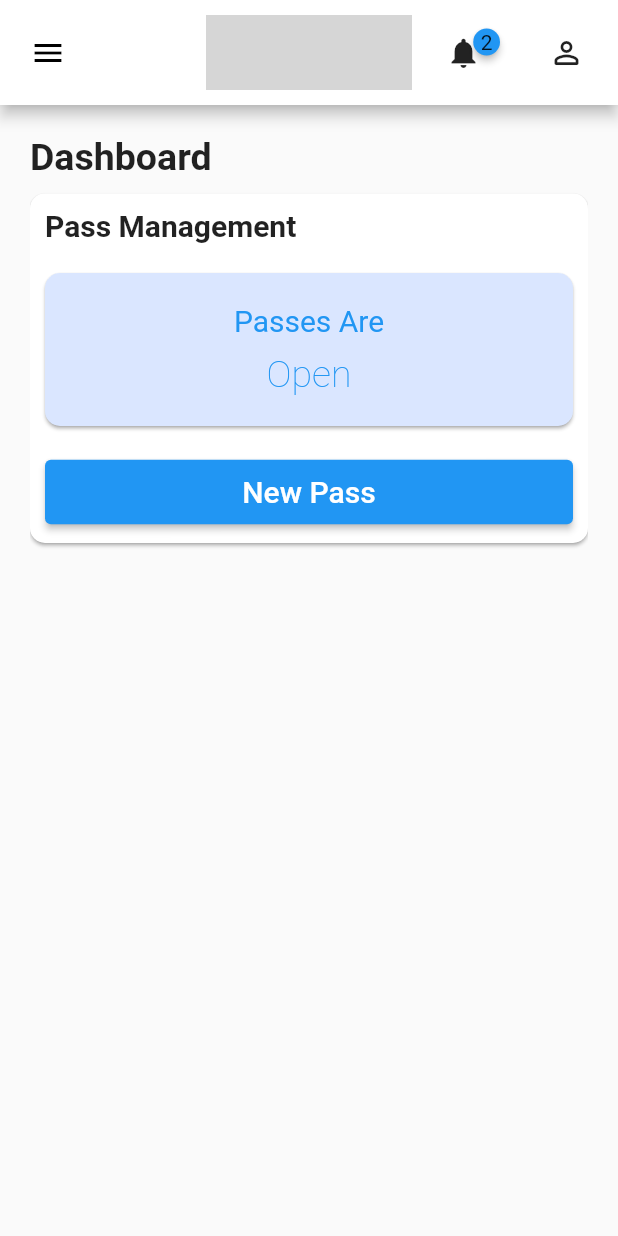
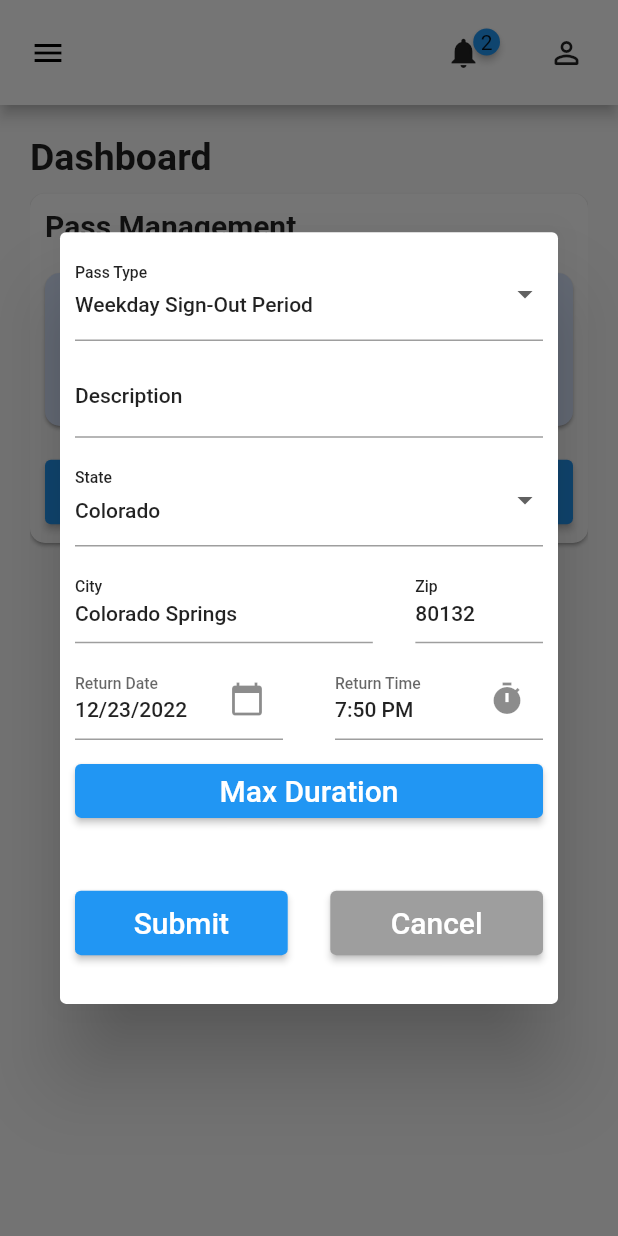
Before and after one commit to USAFA-HAVOC/FalconNet, a Flutter app: the screen it shows after launch, after a tap on "New Pass", on a phone screen of 412 x 824 dp. Run offline on Flutter 3.47's test engine with Material 2 defaults, Android fonts, the phone set to English and light mode, and no system bars; drawn by our look-alikes of badges; our stand-ins replace flutter_redux, go_router, popover, redux; missing offline and left inert: dart:html, dart:js_util; grey boxes are pictures that could not be loaded.

Commit message:
PassForm and the lessons we learned along the way

```diff
--- a/lib/Model/GlobalState.dart
+++ b/lib/Model/GlobalState.dart
@@ -1,13 +1,14 @@
 import 'dart:js_util';
 
 import 'package:falcon_net/Model/UserSettings.dart';
+import 'package:flutter/foundation.dart';
 
 import 'Cadet.dart';
 import 'Pass.dart';
 import 'UserNotification.dart';
 
 abstract class StateObject {
-  StateObject modified(String key, dynamic value);
+  StateObject modified(Enum key, dynamic value);
 }
 
 class GlobalState implements StateObject {
@@ -19,24 +20,28 @@ class GlobalState implements StateObject {
   const GlobalState({required this.cadet, required this.history, required this.notifications, required this.settings});
 
   @override
-  GlobalState modified(String key, value) {
+  GlobalState modified(Enum k, value) {
+    GlobalStateProperty key = k as GlobalStateProperty;
     switch (key) {
-      case "cadet": {
+      case GlobalStateProperty.cadet: {
         return GlobalState(cadet: value, history: history, notifications: notifications, settings: settings);
       }
-      case "history": {
+      case GlobalStateProperty.history: {
         return GlobalState(cadet: cadet, history: value, notifications: notifications, settings: settings);
       }
-      case "notifications": {
+      case GlobalStateProperty.notifications: {
         return GlobalState(cadet: cadet, history: history, notifications: value, settings: settings);
       }
-      case "settings": {
+      case GlobalStateProperty.settings: {
         return GlobalState(cadet: cadet, history: history, notifications: notifications, settings: value);
-      }
-      default: {
-        assert(false, "Does not contain key");
-        return GlobalState(cadet: cadet, history: history, notifications: notifications, settings: settings);
       }
     }
   }
 }
+
+enum GlobalStateProperty {
+  cadet,
+  history,
+  notifications,
+  settings
+}
--- a/lib/Model/Pass.dart
+++ b/lib/Model/Pass.dart
@@ -26,39 +26,48 @@ class Pass implements StateObject {
   });
 
   @override
-  Pass modified(String key, dynamic value) {
+  Pass modified(Enum k, dynamic value) {
+    PassProperty key = k as PassProperty;
     switch (key) {
-      case "start": {
+      case PassProperty.start: {
         return Pass(start: value, end: end, type: type, id: id, description: description, sca: sca, city: city, state: state, zip: zip);
       }
-      case "end": {
+      case PassProperty.end: {
         return Pass(start: start, end: value, type: type, id: id, description: description, sca: sca, city: city, state: state, zip: zip);
       }
-      case "type": {
+      case PassProperty.type: {
         return Pass(start: start, end: end, type: value, id: id, description: description, sca: sca, city: city, state: state, zip: zip);
       }
-      case "id": {
+      case PassProperty.id: {
         return Pass(start: start, end: end, type: type, id: value, description: description, sca: sca, city: city, state: state, zip: zip);
       }
-      case "description": {
+      case PassProperty.description: {
         return Pass(start: start, end: end, type: type, id: id, description: value, sca: sca, city: city, state: state, zip: zip);
       }
-      case "sca": {
+      case PassProperty.sca: {
         return Pass(start: start, end: end, type: type, id: id, description: description, sca: value, city: city, state: state, zip: zip);
       }
-      case "city": {
+      case PassProperty.city: {
         return Pass(start: start, end: end, type: type, id: id, description: description, sca: sca, city: value, state: state, zip: zip);
       }
-      case "state": {
+      case PassProperty.state: {
         return Pass(start: start, end: end, type: type, id: id, description: description, sca: sca, city: city, state: value, zip: zip);
       }
-      case "zip": {
+      case PassProperty.zip: {
         return Pass(start: start, end: end, type: type, id: id, description: description, sca: sca, city: city, state: state, zip: value);
-      }
-      default: {
-        assert(false, "No such property");
-        return Pass();
       }
     }
   }
 }
+
+enum PassProperty {
+  start,
+  end,
+  type,
+  id,
+  description,
+  sca,
+  city,
+  state,
+  zip
+}
--- a/lib/Model/Reducer.dart
+++ b/lib/Model/Reducer.dart
@@ -10,20 +10,29 @@ import 'UserNotification.dart';
 GlobalState reducer(GlobalState state, dynamic act) {
   StateAction action = act as StateAction;
   switch (action.type) {
+
     case ActionType.editInfo: {
-      return state.modified("cadet", state.cadet.modified(action.subject! as String, action.value!));
+      //Database api call
+      return state.modified(GlobalStateProperty.cadet, state.cadet.modified(action.subject!, action.value!));
     }
+
     case ActionType.dismiss: {
+      //Local persistent storage api call
       List<UserNotification> mutated = state.notifications;
-      mutated.remove(action.subject as UserNotification);
-      return state.modified("notifications", mutated);
+      mutated.remove(action.value as UserNotification);
+      return state.modified(GlobalStateProperty.notifications, mutated);
     }
+
     case ActionType.dismissAll: {
-      return state.modified("notifications", <UserNotification>[]);
+      //Local persistent storage api call
+      return state.modified(GlobalStateProperty.notifications, <UserNotification>[]);
     }
+
     case ActionType.editSetting: {
-      return state.modified("settings", state.settings.modified(action.subject as String, action.value));
+      //Local persistent storage api call
+      return state.modified(GlobalStateProperty.settings, state.settings.modified(action.subject!, action.value));
     }
+
     default: {
       return GlobalState(
           cadet: Cadet(name: "Rylie Anderson"),
@@ -39,5 +48,4 @@ GlobalState reducer(GlobalState state, dynamic act) {
       );
     }
   }
-
 }
--- a/lib/Model/StateAction.dart
+++ b/lib/Model/StateAction.dart
@@ -2,7 +2,7 @@ import 'package:falcon_net/Model/UserNotification.dart';
 
 class StateAction {
   final ActionType? type;
-  final dynamic subject;
+  final Enum? subject;
   final dynamic value;
 
   const StateAction.editInfo(this.subject, this.value) : type = ActionType.editInfo;
@@ -14,12 +14,12 @@ class StateAction {
 
   const StateAction.dismiss({required UserNotification notification}) :
         type = ActionType.dismiss,
-        subject = notification,
-        value = null;
+        subject = null,
+        value = notification;
 
-  const StateAction.setSetting({required String id, required this.value}) :
+  const StateAction.setSetting({required Enum property, required this.value}) :
         type = ActionType.editSetting,
-        subject = id;
+        subject = property;
 
 }
 
--- a/lib/Pages/Home.dart
+++ b/lib/Pages/Home.dart
@@ -1,4 +1,5 @@
 import 'package:falcon_net/Model/GlobalState.dart';
+import 'package:falcon_net/Shared/PassForm.dart';
 import 'package:flutter/cupertino.dart';
 import 'package:flutter/material.dart';
 import 'package:flutter_redux/flutter_redux.dart';
@@ -53,8 +54,14 @@ class Home extends StatelessWidget {
                 ))],
               ),
               ElevatedButton(
-                onPressed: () => {
-                  print("Open New Pass Dialog")
+                onPressed: () {
+                  print("Open New Pass Dialog");
+                  showDialog(context: context, builder: (context) => Dialog(
+                    child: Padding(
+                      padding: EdgeInsets.all(10),
+                      child: PassForm(),
+                    ),
+                  ));
                 },
                 child: const Padding(
                   padding: EdgeInsets.symmetric(vertical: 10),
@@ -63,7 +70,7 @@ class Home extends StatelessWidget {
               )
             ],
           ),
-        )
+        ),
 
       ],
     );
--- a/lib/Pages/Profile/PassHistory.dart
+++ b/lib/Pages/Profile/PassHistory.dart
@@ -13,6 +13,8 @@ class PassHistory extends StatelessWidget {
     return StoreBuilder<GlobalState>(
         builder: (context, store) {
           return ListView(
+            primary: false,
+            shrinkWrap: true,
             children: store.state.history.map((pass) => PassRecord(pass: pass)).toList(),
           );
         }
--- /dev/null
+++ b/lib/Shared/DateFormField.dart
@@ -0,0 +1,44 @@
+import 'package:falcon_net/Shared/TemporalFormatting.dart';
+import 'package:flutter/material.dart';
+
+class DateFormField extends StatefulWidget {
+  final TextEditingController dateInput;
+  final String? Function(String?)? validator;
+  const DateFormField({super.key, required TextEditingController controller, this.validator}) : dateInput = controller;
+
+  @override
+  State<DateFormField> createState() => DateFormFieldState();
+}
+
+class DateFormFieldState extends State<DateFormField> {
+
+  @override
+  Widget build(BuildContext context) {
+    return TextFormField(
+      validator: widget.validator,
+      controller: widget.dateInput,
+      style: Theme.of(context).textTheme.bodyLarge,
+      decoration: const InputDecoration(
+          suffixIcon: Icon(Icons.calendar_today),
+          labelText: "Return Date"
+      ),
+      readOnly: true,
+      onTap: () async {
+        DateTime? pickedDate = await showDatePicker(
+          context: context,
+          initialDate: parseDate(widget.dateInput.text),
+          firstDate: DateTime.now(),
+          lastDate: DateTime(2100),
+        );
+
+        if (pickedDate != null) {
+          DateTime local = pickedDate.toLocal();
+          String formattedDate = describeDate(local);
+          setState(() {
+            widget.dateInput.text = formattedDate;
+          });
+        }
+      },
+    );
+  }
+}
--- /dev/null
+++ b/lib/Shared/PassForm.dart
@@ -0,0 +1,344 @@
+import 'dart:core';
+
+import 'package:falcon_net/Model/Pass.dart';
+import 'package:falcon_net/Shared/DateFormField.dart';
+import 'package:falcon_net/Shared/TemporalFormatting.dart';
+import 'package:falcon_net/Shared/TimeFormField.dart';
+import 'package:flutter/material.dart';
+import 'package:flutter_redux/flutter_redux.dart';
+
+import '../Model/GlobalState.dart';
+
+class PassForm extends StatefulWidget {
+  const PassForm({super.key});
+
+  @override
+  State<PassForm> createState() => PassFormState();
+}
+
+class PassFormState extends State<PassForm> with SingleTickerProviderStateMixin {
+  final key = GlobalKey<FormState>();
+  final dateController = TextEditingController(text: describeDate(DateTime.now()));
+  final timeController = TextEditingController(text: describeTime(TimeOfDay(hour: 19, minute: 50)));
+  late String type;
+  final scaController = TextEditingController();
+  final descriptionController = TextEditingController();
+  final state = "Colorado";
+  final cityController = TextEditingController(text: "Colorado Springs");
+  final zipController = TextEditingController(text: "80132");
+
+  late final AnimationController animationController = AnimationController(
+    duration: const Duration(milliseconds: 500),
+    vsync: this,
+  );
+
+  late final Animation<double> animation = CurvedAnimation(
+    parent: animationController,
+    curve: Curves.fastOutSlowIn,
+  );
+
+  @override
+  void initState() {
+    super.initState();
+    type = DateTime.now().weekday < 6 ? "weekday" : "weekend";
+  }
+
+  @override
+  void dispose() {
+    animationController.dispose();
+    super.dispose();
+  }
+
+  void maximizePass() {
+
+    //Implement a model call to determine latest possible time
+    var last = DateTime.now().toLocal();
+
+    setState(() {
+      dateController.text = describeDate(last);
+      timeController.text = describeTime(TimeOfDay(hour: last.hour, minute: last.minute));
+    });
+  }
+
+  void submitPass() {
+    var endDate = parseDate(dateController.text);
+    var endTime = parseTime(timeController.text);
+    Pass pass = Pass(
+      start: DateTime.now(),
+      end: DateTime(endDate.year, endDate.month, endDate.day, endTime.hour, endTime.minute,),
+      type: type,
+      description: descriptionController.text,
+      sca: scaController.text == "" ? null : scaController.text,
+      city: cityController.text,
+      state: state,
+      zip: zipController.text,
+    );
+
+    //Submit that to api and return result
+  }
+
+  List<DropdownMenuItem<String>> buildTypeOptions() {
+    Map<String, String> options = <String, String>{
+      "Discretionary" : "discretionary",
+      "SCA" : "sca",
+      "Weekday Sign-Out Period" : "weekday",
+      "Weekend Sign-Out Period" : "weekend",
+      "eSSS" : "esss",
+    };
+
+    return options.map((key, value) => MapEntry(key, DropdownMenuItem<String>(
+        value: value,
+        child: Text(
+            key,
+            style: Theme.of(context).textTheme.bodyLarge
+        )
+    ))).values.toList();
+  }
+
+  List<DropdownMenuItem<String>> buildStateOptions() {
+    List<String> options = <String>[
+      "Colorado",
+      "Iowa",
+      "Minnesota",
+    ];
+    return options.map((key) => DropdownMenuItem<String>(
+            value: key,
+            child: Text(
+                key,
+                style: Theme.of(context).textTheme.bodyLarge
+            )
+        )
+    ).toList();
+  }
+
+  @override
+  Widget build(BuildContext context) {
+    return StoreBuilder<GlobalState>(
+        builder: (context, store) => Form(
+            key: key,
+            child: ListView(
+              primary: false,
+              shrinkWrap: true,
+              children: [
+                Column(
+                  mainAxisSize: MainAxisSize.min,
+                  crossAxisAlignment: CrossAxisAlignment.stretch,
+                  children: [
+                    DropdownButtonFormField(
+                      value: type,
+                      decoration: InputDecoration(
+                          labelStyle: Theme.of(context).textTheme.bodyLarge,
+                          labelText: "Pass Type"
+                      ),
+                      onChanged: (value) {
+                        if (value == "sca") {
+                          animationController.animateTo(1.0);
+                        }
+                        else {
+                          animationController.animateTo(0.0);
+                          scaController.text = "";
+                        }
+                        type = value!;
+                      },
+                      items: buildTypeOptions(),
+                    ),
+                    SizedBox(height: 10,),
+                    SizeTransition(
+                      sizeFactor: animation,
+                      child: Column(
+                        mainAxisSize: MainAxisSize.min,
+                        crossAxisAlignment: CrossAxisAlignment.stretch,
+                        children: [
+                          TextFormField(
+                            controller: scaController,
+                            decoration: InputDecoration(
+                                labelStyle: Theme.of(context).textTheme.bodyLarge,
+                                labelText: "SCA Number"
+                            ),
+                            style: Theme.of(context).textTheme.bodyLarge,
+                            validator: (content) {
+                              if (type == "sca") {
+                                if (content != null) {
+                                  if (content.isNotEmpty) {
+                                    return null;
+                                  }
+                                }
+                                return "Please enter an SCA number";
+                              }
+                            },
+                          ),
+                          SizedBox(height: 10,),
+                        ],
+                      ),
+                    ),
+                    TextFormField(
+                      controller: descriptionController,
+                      decoration: InputDecoration(
+                          labelStyle: Theme.of(context).textTheme.bodyLarge,
+                          labelText: "Description"
+                      ),
+                      style: Theme.of(context).textTheme.bodyLarge,
+                      validator: (content) {
+                        if (content != null) {
+                          if (content.characters.isNotEmpty) {
+                            return null;
+                          }
+                        }
+                        return "Please enter a description";
+                      },
+                    ),
+                    SizedBox(height: 10,),
+                    DropdownButtonFormField(
+                      value: state,
+                      decoration: InputDecoration(
+                          labelStyle: Theme.of(context).textTheme.bodyLarge,
+                          labelText: "State"
+                      ),
+                      onChanged: (value) {
+                        print("selected ${value}");
+                      },
+                      items: buildStateOptions(),
+                    ),
+                    SizedBox(height: 10,),
+                    Row(
+                      children: [
+                        Expanded(
+                          flex: 7,
+                          child: TextFormField(
+                            controller: cityController,
+                            decoration: InputDecoration(
+                                labelStyle: Theme.of(context).textTheme.bodyLarge,
+                                labelText: "City"
+                            ),
+                            style: Theme.of(context).textTheme.bodyLarge,
+                            validator: (content) {
+                              if (content != null) {
+                                if (content.isNotEmpty) {
+                                  return null;
+                                }
+                              }
+                              return "Please enter a city";
+                            },
+                          ),
+                        ),
+                        Spacer(flex: 1),
+                        Expanded(
+                          flex: 3,
+                          child: TextFormField(
+                            controller: zipController,
+                            decoration: InputDecoration(
+                                labelStyle: Theme.of(context).textTheme.bodyLarge,
+                                labelText: "Zip"
+                            ),
+                            style: Theme.of(context).textTheme.bodyLarge,
+                            validator: (content) {
+                              if (content != null) {
+                                if (content.isNotEmpty) {
+                                  return null;
+                                }
+                              }
+                              return "Please enter a zip code";
+                            },
+                          ),
+                        ),
+                      ],
+                    ),
+                    SizedBox(height: 10,),
+                    Row(
+                      children: [
+                        Expanded(
+                          flex: 4,
+                          child: DateFormField(
+                            controller: dateController,
+                            validator: (content) {
+                              if (content != null) {
+                                if (content.isNotEmpty) {
+                                  return null;
+                                }
+                              }
+                              return "Please enter a date";
+                            },
+                          ),
+                        ),
+                        Spacer(flex: 1),
+                        Expanded(
+                          flex: 4,
+                          child: TimeFormField(
+                            controller: timeController,
+                            validator: (content) {
+                              if (content != null) {
+                                if (content.isNotEmpty) {
+                                  TimeOfDay time = parseTime(timeController.text);
+                                  DateTime date = parseDate(dateController.text);
+                                  DateTime givenDate = DateTime(date.year, date.month, date.day, time.hour, time.minute);
+                                  DateTime present = DateTime.now();
+                                  if (givenDate.compareTo(present) < 1) {
+                                    return "Return time in past";
+                                  }
+                                  return null;
+                                }
+                              }
+                              return "Please enter a time";
+                            },
+                          ),
+                        )
+                      ],
+                    ),
+                    SizedBox(height: 10,),
+                    ElevatedButton(
+                      onPressed: () {
+                        maximizePass();
+                      },
+                      child: Padding(
+                        padding: EdgeInsets.symmetric(vertical: 5),
+                        child: const Text('Max Duration'),
+                      ),
+                    ),
+                    SizedBox(height: 20,),
+                    Row(
+                      mainAxisAlignment: MainAxisAlignment.spaceEvenly,
+                      children: [
+                        Expanded(
+                            flex: 5,
+                            child: Padding(
+                              padding: EdgeInsets.symmetric(vertical: 20),
+                              child: ElevatedButton(
+                                onPressed: () {
+                                  if (key.currentState!.validate()) {
+                                    Navigator.of(context).pop();
+                                    submitPass();
+                                  }
+                                },
+                                child: Padding(
+                                  padding: EdgeInsets.symmetric(vertical: 10),
+                                  child: const Text('Submit'),
+                                ),
+                              ),
+                            )
+                        ),
+                        Spacer(flex: 1),
+                        Expanded(
+                          flex: 5,
+                          child: ElevatedButton(
+                            style: ButtonStyle(
+                              backgroundColor: MaterialStateColor.resolveWith((states) => Colors.grey),
+                            ),
+                            onPressed: () {
+                              Navigator.of(context).pop();
+                            },
+                            child: Padding(
+                              padding: EdgeInsets.symmetric(vertical: 10),
+                              child: const Text('Cancel'),
+                            ),
+                          ),
+                        ),
+                      ],
+                    ),
+                  ],
+                ),
+              ],
+            )
+        )
+    );
+  }
+}
--- /dev/null
+++ b/lib/Shared/TemporalFormatting.dart
@@ -0,0 +1,30 @@
+import 'package:flutter/material.dart';
+
+String describeTime(TimeOfDay time) {
+  return "${time.hourOfPeriod}:${time.minute < 10 ? "0${time.minute.toString()}" : time.minute} ${time.period.name.toUpperCase()}";
+}
+
+TimeOfDay parseTime(String time) {
+  var parts = time.split(":");
+  assert(parts.length == 2);
+  var hour = int.parse(parts[0]);
+  var subs = parts[1].split(" ");
+  var minute = int.parse(subs[0]);
+  if (subs[1] == "PM") {
+    hour += 12;
+  }
+  return TimeOfDay(hour: hour, minute: minute);
+}
+
+String describeDate(DateTime date) {
+  return "${date.month}/${date.day}/${date.year}";
+}
+
+DateTime parseDate(String date) {
+  var parts = date.split("/");
+  assert(parts.length == 3);
+  var month = int.parse(parts[0]);
+  var day = int.parse(parts[1]);
+  var year = int.parse(parts[2]);
+  return DateTime(year, month, day);
+}
--- /dev/null
+++ b/lib/Shared/TimeFormField.dart
@@ -0,0 +1,43 @@
+import 'package:falcon_net/Shared/TemporalFormatting.dart';
+import 'package:flutter/material.dart';
+
+class TimeFormField extends StatefulWidget {
+  final TextEditingController timeInput;
+  final String? Function(String?)? validator;
+
+  const TimeFormField({super.key, required TextEditingController controller, this.validator}) : timeInput = controller;
+
+  @override
+  State<TimeFormField> createState() => TimeFormFieldState();
+}
+
+class TimeFormFieldState extends State<TimeFormField> {
+
+  @override
+  Widget build(BuildContext context) {
+    return TextFormField(
+      validator: widget.validator,
+      controller: widget.timeInput,
+      style: Theme.of(context).textTheme.bodyLarge,
+      decoration: const InputDecoration(
+          suffixIcon: Icon(Icons.timer),
+          labelText: "Return Time"
+      ),
+      readOnly: true,
+      onTap: () async {
+        TimeOfDay? pickedTime = await showTimePicker(
+            initialEntryMode: TimePickerEntryMode.input,
+            context: context,
+            initialTime: parseTime(widget.timeInput.text)
+        );
+
+        if (pickedTime != null) {
+          String formattedTime = describeTime(pickedTime);
+          setState(() {
+            widget.timeInput.text = formattedTime;
+          });
+        }
+      },
+    );
+  }
+}
--- a/lib/Structure/FNNavigationBar.dart
+++ b/lib/Structure/FNNavigationBar.dart
@@ -72,7 +72,6 @@ class FNNavigationBar extends StatelessWidget {
                                           bodyBuilder: (context) => FNNotifications(
                                             notifications: store.state.notifications,
                                             onClick: (notification) {
-                                              print("attemtp");
                                               store.dispatch(StateAction.dismiss(notification: notification));
                                             },
                                           ),
--- a/lib/Theme/FNTheme.dart
+++ b/lib/Theme/FNTheme.dart
@@ -10,6 +10,6 @@ ThemeData fnTheme = ThemeData(
   cardTheme: fnCardTheme,
   buttonTheme: const ButtonThemeData(
     buttonColor: Colors.blue,
-    shape: RoundedRectangleBorder(borderRadius: BorderRadius.all(Radius.circular(10)))
+    shape: RoundedRectangleBorder(borderRadius: BorderRadius.all(Radius.circular(20)))
   )
 );
```
Also changed, not shown: lib/Model/Cadet.dart (+19 -12 lines), lib/Model/UserNotification.dart (+9 -7 lines), lib/Model/UserSettings.dart (+15 -10 lines), lib/Pages/Profile/CadetInfo.dart (+19 -24 lines), lib/Pages/Profile/Settings.dart (+9 -5 lines).
